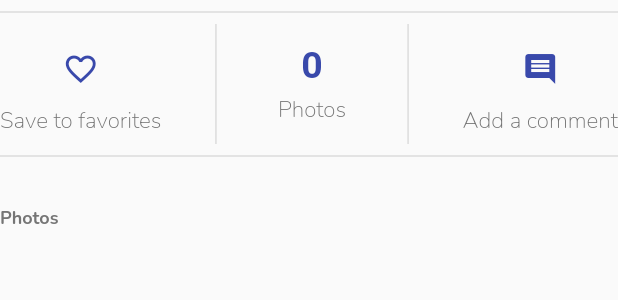
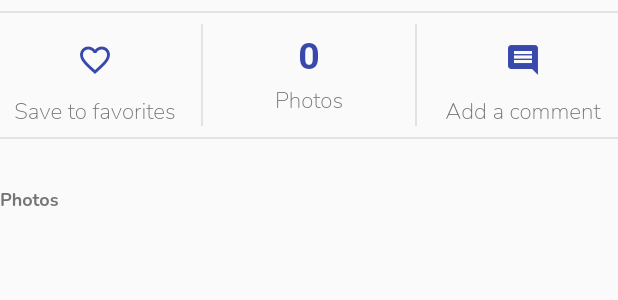
Before and after one commit to AndreiBorzaRodeapps/albums_mvvm, a Flutter app: the AlbumDetailsHorizontalBar widget shown alone on an empty page, opened directly with empty values, on a phone screen of 412 x 824 dp. Shown: the top 300 px of the screen. Run offline on Flutter 3.47's test engine with Material 2 defaults, Android fonts, the phone set to English and light mode, and no system bars; our stand-ins replace dio, fluttertoast, internet_connection_checker, retrofit; missing offline and left inert: splash_screen_view; generated files the repository leaves out were written again; network calls fail.

Commit message:
- minor refactoring

```diff
--- a/lib/models/album_model.dart
+++ b/lib/models/album_model.dart
@@ -8,7 +8,11 @@ class AlbumModel {
   final int id;
   final String title;
 
-  AlbumModel({required this.id, required this.userId, required this.title});
+  AlbumModel({
+    required this.id,
+    required this.userId,
+    required this.title,
+  });
 
   factory AlbumModel.fromJson(Map<String, dynamic> json) =>
       _$AlbumModelFromJson(json);
--- a/lib/theming/app_dimensions.dart
+++ b/lib/theming/app_dimensions.dart
@@ -24,6 +24,7 @@ class AppDimensions {
 
   static const double selectedLabelFontSize = 14.0;
   static const double defaultFontSize = 25.0;
+  static const double smallFontSize = 12.0;
 
   static const int defaultSplashScreenDuration = 2000;
   static const int defaultSplashScreenImageSize = 300;
--- a/lib/theming/app_images.dart
+++ b/lib/theming/app_images.dart
@@ -3,5 +3,6 @@ import 'package:flutter/material.dart';
 class AppImages {
   static const splashPhoto = 'assets/images/splash_photo.png';
   static const noInternetPhoto = 'assets/images/no_internet.png';
-  static const logoBackgroundless = 'assets/images/myalbums_logo_no_background';
+  static const logoBackgroundless =
+      'assets/images/myalbums_logo_no_background.png';
 }
--- a/lib/widgets/album_details_horizontal_bar.dart
+++ b/lib/widgets/album_details_horizontal_bar.dart
@@ -9,9 +9,9 @@ import '../theming/app_dimensions.dart';
 import 'package:flutter_gen/gen_l10n/app_localizations.dart';
 
 class AlbumDetailsHorizontalBar extends StatelessWidget {
-  final int totalPhotos;
+  final int photosTotalNumber;
 
-  AlbumDetailsHorizontalBar({required this.totalPhotos});
+  AlbumDetailsHorizontalBar({required this.photosTotalNumber});
 
   @override
   Widget build(BuildContext context) {
@@ -21,24 +21,27 @@ class AlbumDetailsHorizontalBar extends StatelessWidget {
         crossAxisAlignment: CrossAxisAlignment.start,
         children: <Widget>[
           UniversalAppDivider(),
-          Container(
-            height: AppDimensions.defaultImageHeight,
+          IntrinsicHeight(
             child: Row(
               mainAxisAlignment: MainAxisAlignment.spaceBetween,
               children: [
-                IconTextButton(
+                Expanded(
+                  child: IconTextButton(
+                    onTap: () {},
                     icon: Icons.favorite_border_outlined,
                     text: AppLocalizations.of(context)!.saveToFavorites,
                   ),
+                ),
                 UniversalAppDivider(vertical: true),
-                Container(
+                Expanded(
+                  child: Container(
                     margin: const EdgeInsets.symmetric(
                         horizontal: AppDimensions.xsPadding),
                     child: Column(
                       mainAxisAlignment: MainAxisAlignment.center,
                       children: <Widget>[
                         Text(
-                        totalPhotos.toString(),
+                          photosTotalNumber.toString(),
                           style: TextStyle(
                             fontSize: AppDimensions.defaultFontSize,
                             fontWeight: FontWeight.bold,
@@ -53,10 +56,14 @@ class AlbumDetailsHorizontalBar extends StatelessWidget {
                       ],
                     ),
                   ),
+                ),
                 UniversalAppDivider(vertical: true),
-                IconTextButton(
+                Expanded(
+                  child: IconTextButton(
+                    onTap: () {},
                     icon: Icons.comment,
                     text: AppLocalizations.of(context)!.addAComment,
+                  ),
                 ),
               ],
             ),
@@ -66,10 +73,9 @@ class AlbumDetailsHorizontalBar extends StatelessWidget {
           SizedBox(height: AppDimensions.defaultPadding),
           Text(
             AppLocalizations.of(context)!.photos,
-            style: Theme.of(context)
-                .textTheme
-                .bodyText1
-                ?.copyWith(fontWeight: FontWeight.bold, fontSize: 12),
+            style: Theme.of(context).textTheme.bodyText1?.copyWith(
+                fontWeight: FontWeight.bold,
+                fontSize: AppDimensions.smallFontSize),
           ),
         ],
       ),
--- a/lib/widgets/album_photos_list.dart
+++ b/lib/widgets/album_photos_list.dart
@@ -16,6 +16,7 @@ class AlbumPhotosList extends StatelessWidget {
           itemCount: photos.length,
           itemBuilder: (ctx, idx) {
             return Column(
+              key: ValueKey(photos[idx].id),
               children: <Widget>[
                 Padding(
                   padding: const EdgeInsets.symmetric(
--- a/lib/widgets/album_tile.dart
+++ b/lib/widgets/album_tile.dart
@@ -53,8 +53,9 @@ class AlbumTile extends StatelessWidget {
               ),
               Expanded(
                 child: ListTile(
-                  subtitle: Text(AppLocalizations.of(context)!.albumWithId +
-                      ' ${currentAlbum.id}'),
+                  subtitle: Text(
+                    AppLocalizations.of(context)!.albumWithId(currentAlbum.id),
+                  ),
                   onTap: null,
                   // in caz ca se poate merge la details doar de pe sageata
                   title: Text(
--- a/lib/widgets/icon_text_button.dart
+++ b/lib/widgets/icon_text_button.dart
@@ -3,24 +3,29 @@ import 'package:flutter/material.dart';
 class IconTextButton extends StatelessWidget {
   final IconData icon;
   final String text;
+  final VoidCallback onTap;
 
-  IconTextButton({required this.text, required this.icon});
+  IconTextButton({required this.text, required this.icon, required this.onTap});
 
   @override
   Widget build(BuildContext context) {
-    return Column(
+    return Center(
+      child: Column(
         mainAxisAlignment: MainAxisAlignment.center,
+        crossAxisAlignment: CrossAxisAlignment.center,
         children: <Widget>[
           IconButton(
-          onPressed: () {},
+            onPressed: onTap,
             icon: Icon(icon),
             color: Theme.of(context).primaryColor,
           ),
           Text(
             text,
+            textAlign: TextAlign.center,
             style: Theme.of(context).textTheme.bodyText1,
           ),
         ],
+      ),
     );
   }
 }
```
Also changed, not shown: lib/l10n/app_en.arb (+8 -1 lines), lib/l10n/app_ro.arb (+13 -6 lines), lib/screens/album_details/album_details_screen.dart (+9 -6 lines), lib/screens/main_screen.dart (+15 -11 lines), assets/images/1.0x/myalbums_logo_no_background.png (deleted), lib/models/photo_model.g.dart, lib/networking/photos_service.g.dart, lib/screens/album_details/photo_list_viewmodel.dart (line endings or trailing spaces), 1 other file. Lines whose indentation alone changed are shown as unchanged.
